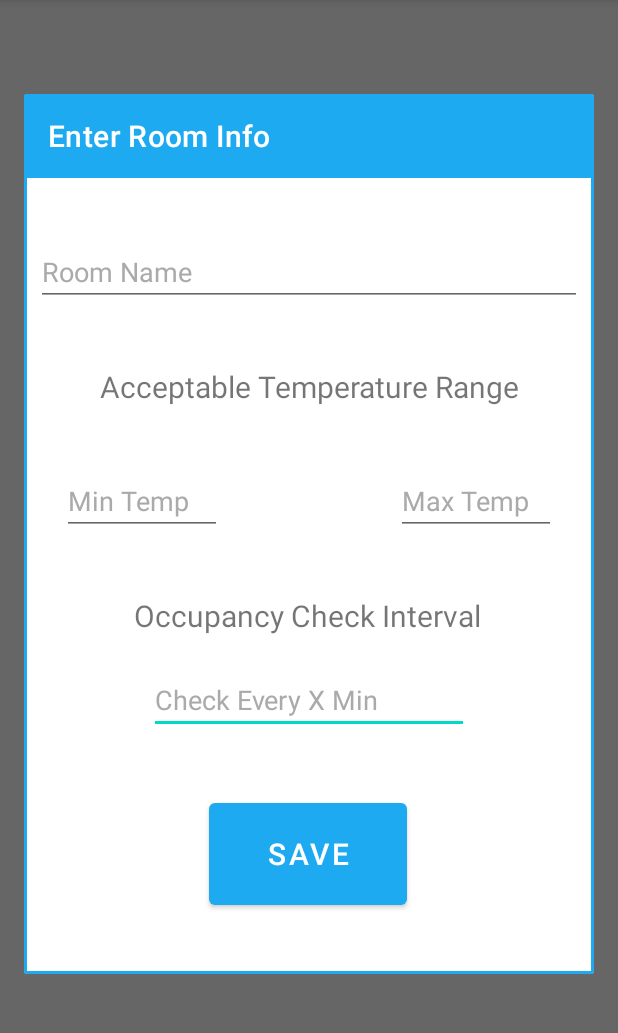
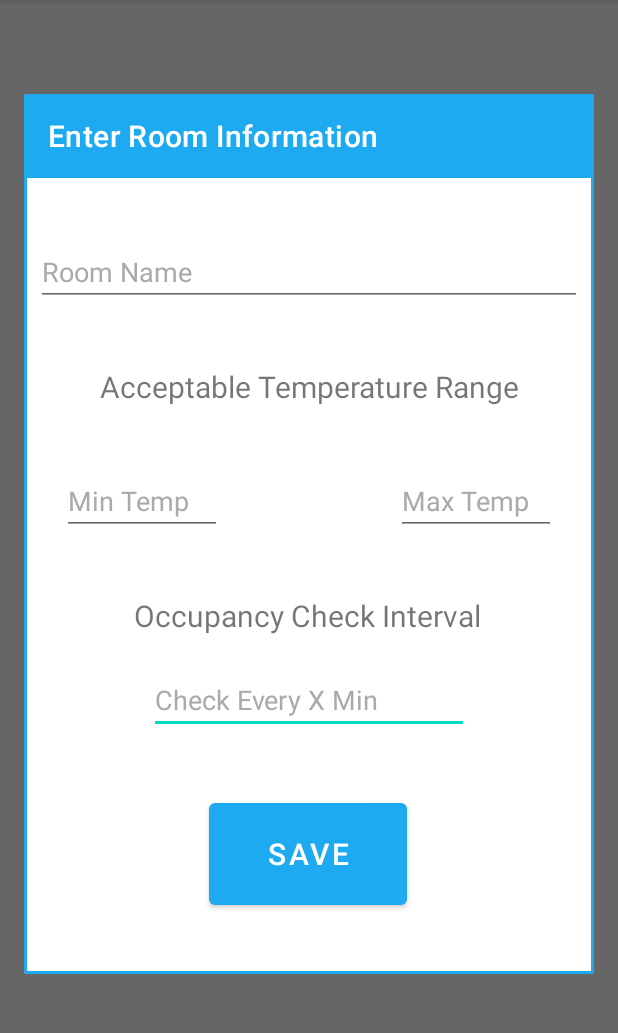
Before and after one commit to SimarjitBilkhuSB/MonitoredRooms, an Android app: the fragment AddRoomDialog shown on its own in the app's theme, on a phone screen of 412 x 824 dp, the part 84-1117 px from its top. Run offline under Robolectric (Android 15) with nearby library versions, the phone set to English and light mode, and no system bars.

```diff
--- a/MonitoredRooms/app/src/main/java/com/example/monitoredrooms/AddRoomDialog.java
+++ b/MonitoredRooms/app/src/main/java/com/example/monitoredrooms/AddRoomDialog.java
@@ -1,13 +1,9 @@
 package com.example.monitoredrooms;
 
-import android.app.Dialog;
 import android.content.DialogInterface;
-import android.graphics.Color;
-import android.graphics.drawable.ColorDrawable;
 import android.os.Bundle;
 
 import androidx.annotation.NonNull;
-import androidx.annotation.Nullable;
 import androidx.appcompat.widget.Toolbar;
 import androidx.fragment.app.DialogFragment;
 import androidx.fragment.app.Fragment;
@@ -15,7 +11,6 @@ import androidx.fragment.app.Fragment;
 import android.view.LayoutInflater;
 import android.view.View;
 import android.view.ViewGroup;
-import android.view.Window;
 import android.widget.Button;
 import android.widget.EditText;
 import android.widget.TextView;
@@ -42,26 +37,6 @@ public class AddRoomDialog extends DialogFragment {
         // Required empty public constructor
     }
 
-    /**@NonNull
-    @NotNull
-    @Override
-    public Dialog onCreateDialog(@Nullable @org.jetbrains.annotations.Nullable Bundle savedInstanceState) {
-        Dialog dialog = super.onCreateDialog(savedInstanceState);
-
-        return dialog;
-
-    }
-
-    @Override
-    public void onStart() {
-        super.onStart();
-
-        Dialog dialog = getDialog();
-        if(dialog != null){
-            dialog.getWindow().setLayout(ViewGroup.LayoutParams.MATCH_PARENT, ViewGroup.LayoutParams.MATCH_PARENT);
-            dialog.getWindow().setBackgroundDrawable(new ColorDrawable(Color.WHITE));
-        }
-    }*/
 
     @Override
     public void onDismiss(@NonNull @NotNull DialogInterface dialog) {
@@ -101,7 +76,9 @@ public class AddRoomDialog extends DialogFragment {
         mSaveButton.setOnClickListener(new View.OnClickListener() {
             @Override
             public void onClick(View v) {
+                //implement save button
 
+                dismiss();
             }
         });
     }
--- a/MonitoredRooms/app/src/main/java/com/example/monitoredrooms/ui/home/MonitoredRoomsFragment.java
+++ b/MonitoredRooms/app/src/main/java/com/example/monitoredrooms/ui/home/MonitoredRoomsFragment.java
@@ -177,7 +177,7 @@ public class MonitoredRoomsFragment extends Fragment implements DialogInterface.
         ArrayList<Room> testRoomList = new ArrayList<>();
 
         //add rooms to list
-        for(int i = 0; i < 10; i++){
+        for(int i = 0; i < 0; i++){
             String roomName = "Room " + i;
             testRoomList.add(new Room(roomName, 14+i, 14-i, 2*14+i, "Unoccupied", 10));
         }
--- a/MonitoredRooms/app/src/main/res/layout/fragment_add_room_dialog.xml
+++ b/MonitoredRooms/app/src/main/res/layout/fragment_add_room_dialog.xml
@@ -31,6 +31,7 @@
             android:layout_marginBottom="40dp"
             android:ems="10"
             android:hint="@string/check_every_x_min"
+            android:importantForAutofill="no"
             android:inputType="textPersonName"
             android:textColorHint="@android:color/darker_gray"
             app:layout_constraintBottom_toTopOf="@+id/addRoomDialogSaveButton"
@@ -45,6 +46,7 @@
             android:layout_marginBottom="40dp"
             android:ems="5"
             android:hint="@string/min_temp"
+            android:importantForAutofill="no"
             android:inputType="textPersonName"
             android:textColorHint="@android:color/darker_gray"
             app:layout_constraintBottom_toTopOf="@+id/addRoomDialogIntervalTextView"
@@ -58,6 +60,7 @@
             android:layout_marginBottom="40dp"
             android:ems="5"
             android:hint="@string/max_temp"
+            android:importantForAutofill="no"
             android:inputType="textPersonName"
             android:textColorHint="@android:color/darker_gray"
             app:layout_constraintBottom_toTopOf="@+id/addRoomDialogIntervalTextView"
@@ -72,6 +75,7 @@
             android:layout_marginBottom="40dp"
             android:ems="10"
             android:hint="@string/room_name"
+            android:importantForAutofill="no"
             android:inputType="textPersonName"
             android:textColorHint="@android:color/darker_gray"
             app:layout_constraintBottom_toTopOf="@+id/addRoomDialogTemperatureTextView"
@@ -114,7 +118,7 @@
             app:layout_constraintEnd_toEndOf="parent"
             app:layout_constraintStart_toStartOf="parent"
             app:layout_constraintTop_toTopOf="parent"
-            app:title="Enter Room Info" />
+            app:title="@string/enter_room_information" />
 
     </androidx.constraintlayout.widget.ConstraintLayout>
 
--- a/MonitoredRooms/app/src/main/res/values/strings.xml
+++ b/MonitoredRooms/app/src/main/res/values/strings.xml
@@ -26,4 +26,5 @@
     <string name="room_name">Room Name</string>
     <string name="save">SAVE</string>
     <string name="occupancy_check_interval">Occupancy Check Interval</string>
+    <string name="enter_room_information">Enter Room Information</string>
 </resources>
```
Also changed, not shown: MonitoredRooms/app/src/main/java/com/example/monitoredrooms/utility/Room.java (+13 -1 lines).
